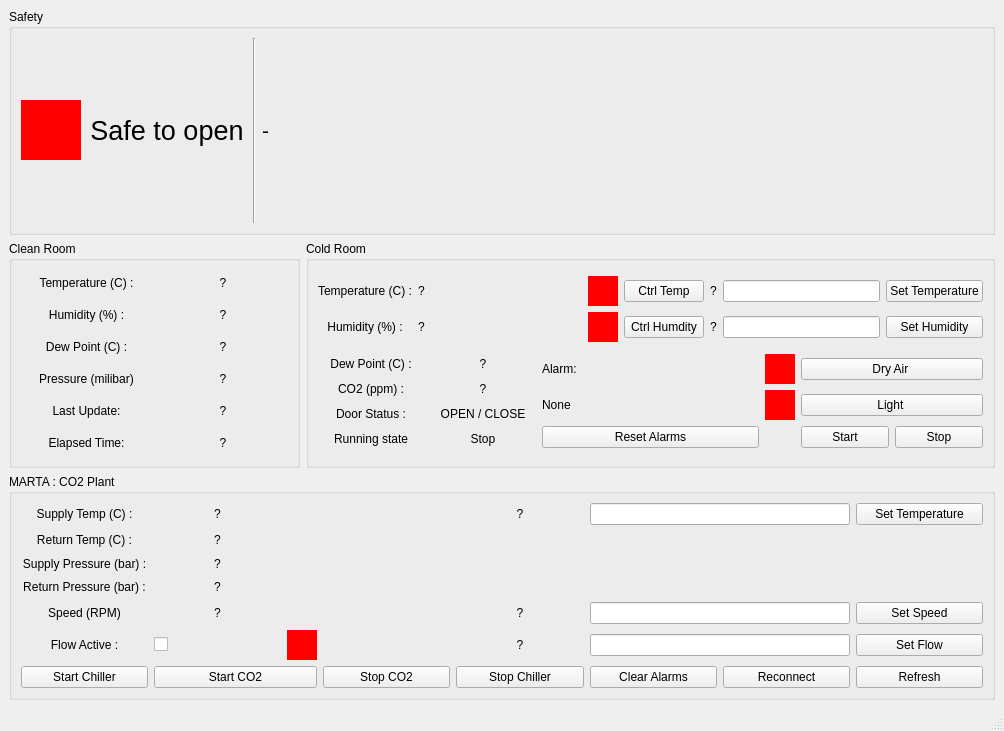
The window that coldroom/marta_coldroom.ui (pisaoutertracker/integration_tools) describes before a commit, drawn with Qt 5.
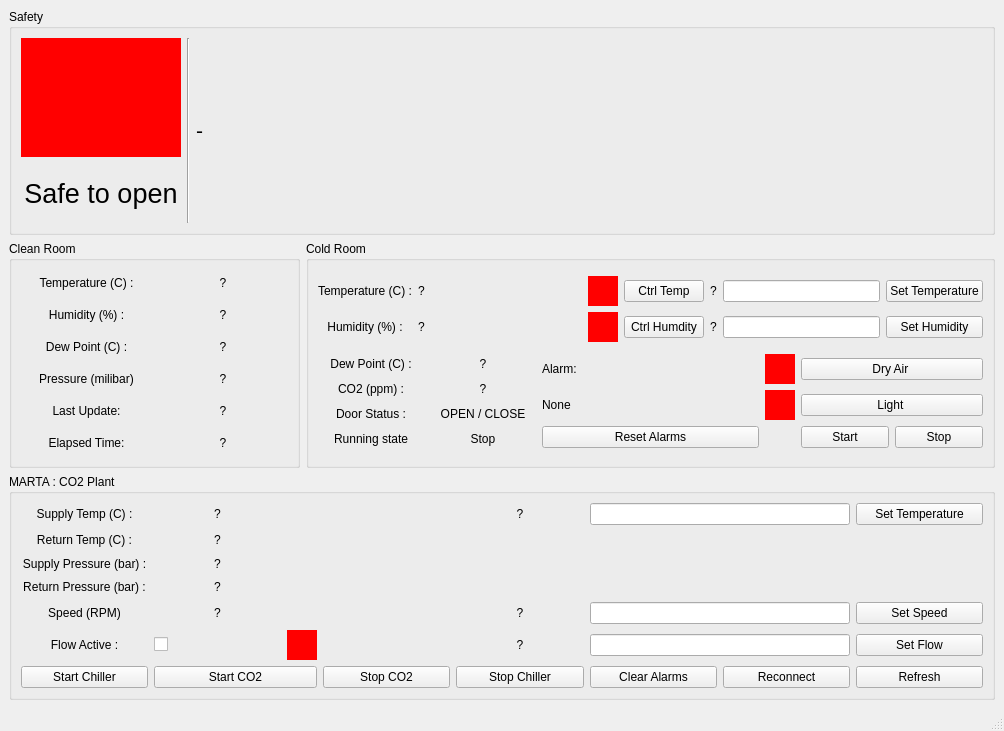
The same window after the commit.

Patch:
```diff
--- a/coldroom/marta_coldroom.ui
+++ b/coldroom/marta_coldroom.ui
@@ -801,6 +801,8 @@
        <item row="0" column="0">
         <layout class="QHBoxLayout" name="horizontalLayout">
          <item>
+          <layout class="QVBoxLayout" name="verticalLayout">
+           <item>
           <widget class="QFrame" name="safe_to_open_LED">
            <property name="minimumSize">
             <size>
@@ -810,8 +812,8 @@
            </property>
            <property name="maximumSize">
             <size>
-             <width>60</width>
-             <height>60</height>
+               <width>300</width>
+               <height>300</height>
             </size>
            </property>
            <property name="styleSheet">
@@ -845,6 +847,8 @@
             <set>Qt::AlignCenter</set>
            </property>
           </widget>
+           </item>
+          </layout>
          </item>
          <item>
           <widget class="Line" name="line">
```
Lines whose indentation alone changed are shown as unchanged.
